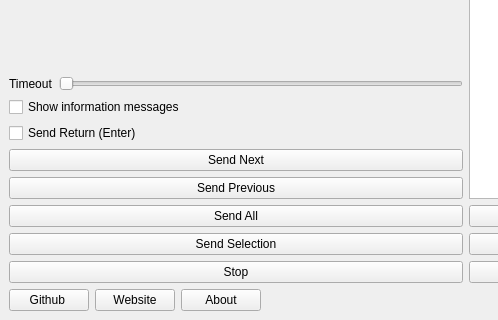
First picture: the form in mainwindow.ui, repository MikhailBersenev/EANScannerEmu, before the edit; both pictures show x 0 to 498 and y 338 to 658 of the 931 by 658 pixel window.
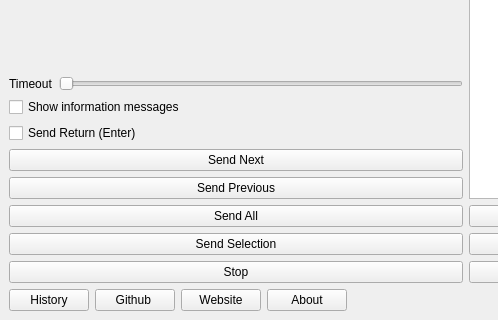
Second picture: the form after the edit. Icons and pictures are not drawn.

Commit message: Implement sending history feature with UI integration and model management

```diff
--- a/mainwindow.ui
+++ b/mainwindow.ui
@@ -135,6 +135,13 @@
     </item>
     <item row="1" column="0" colspan="2">
      <layout class="QHBoxLayout" name="SettingsLayout">
+      <item>
+       <widget class="QPushButton" name="HistoryButton">
+        <property name="text">
+         <string>History</string>
+        </property>
+       </widget>
+      </item>
       <item>
        <widget class="QPushButton" name="GitHubButton">
         <property name="text">
```
The commit also changes 10 other files.
